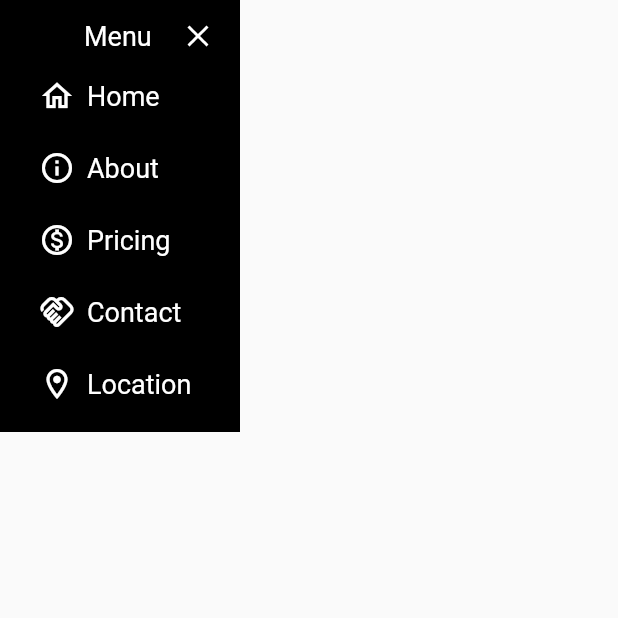
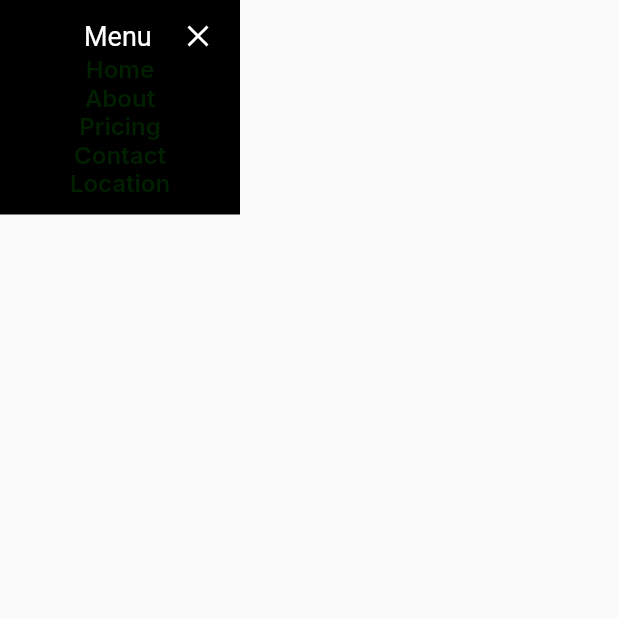
Before and after one commit to paulmrg-461/devpaul_portfolio, a Flutter app: the MainLayoutPage screen opened directly with empty values, after a tap on "Menu", after a tap on "Home", on a phone screen of 412 x 824 dp, the top half of it. Run offline on Flutter 3.47's test engine with Material 2 defaults, Android fonts, the phone set to English and light mode, and no system bars; our stand-ins replace animate_do, fluro, flutter_svg, get_it, google_fonts; missing offline and left inert: universal_html; generated files the repository leaves out were written again; statements that could not run were skipped.

Commit message:
Feat: HomePage: Initial functionalities ok!

```diff
--- /dev/null
+++ b/lib/helpers/custom_scroll_behavior.dart
@@ -0,0 +1,11 @@
+import 'package:flutter/gestures.dart';
+import 'package:flutter/material.dart';
+
+class CustomScrollBehavior extends MaterialScrollBehavior {
+  // Override behavior methods and getters like dragDevices
+  @override
+  Set<PointerDeviceKind> get dragDevices => {
+        PointerDeviceKind.touch,
+        PointerDeviceKind.mouse,
+      };
+}
--- a/lib/main.dart
+++ b/lib/main.dart
@@ -1,5 +1,6 @@
 import 'package:flutter/material.dart';
 import 'package:flutter_localizations/flutter_localizations.dart';
+import 'package:portfolio_devpaul/helpers/custom_scroll_behavior.dart';
 import 'package:portfolio_devpaul/providers/page_provider.dart';
 import 'package:portfolio_devpaul/router/router.dart';
 import 'package:portfolio_devpaul/ui/pages/home_page.dart';
@@ -27,6 +28,7 @@ class MyApp extends StatelessWidget {
         home: const HomePage(),
         initialRoute: 'home',
         onGenerateRoute: Flurorouter.router.generator,
+        scrollBehavior: CustomScrollBehavior(),
         localizationsDelegates: const [
           AppLocalizations.delegate,
           GlobalMaterialLocalizations.delegate,
--- a/lib/providers/page_provider.dart
+++ b/lib/providers/page_provider.dart
@@ -5,13 +5,7 @@ import 'package:universal_html/html.dart' as html;
 
 class PageProvider extends ChangeNotifier {
   PageController scrollController = PageController();
-  final List<String> _pages = [
-    'Home',
-    'About',
-    'Pricing',
-    'Contact',
-    'Location'
-  ];
+  final List<String> _pages = ['Home', 'About', 'Contact', 'Location'];
   int _currentIndex = 0;
 
   createScrollController(String routeName) {
--- a/lib/ui/shared/custom_app_menu.dart
+++ b/lib/ui/shared/custom_app_menu.dart
@@ -44,27 +44,27 @@ class _CustomAppMenuState extends State<CustomAppMenu>
             if (isOpen) ...[
               CustomMenuItem(
                   delay: 0,
-                  icon: Icons.home_outlined,
+                  // icon: Icons.home_outlined,
                   text: 'Home',
                   onPressed: () => pageProvider.goTo(0)),
               CustomMenuItem(
                   delay: 100,
-                  icon: Icons.info_outline,
+                  // icon: Icons.info_outline,
                   text: 'About',
                   onPressed: () => pageProvider.goTo(1)),
               CustomMenuItem(
                   delay: 200,
-                  icon: Icons.monetization_on_outlined,
+                  // icon: Icons.monetization_on_outlined,
                   text: 'Pricing',
                   onPressed: () => pageProvider.goTo(2)),
               CustomMenuItem(
                   delay: 300,
-                  icon: Icons.handshake_outlined,
+                  // icon: Icons.handshake_outlined,
                   text: 'Contact',
                   onPressed: () => pageProvider.goTo(3)),
               CustomMenuItem(
                   delay: 400,
-                  icon: Icons.location_on_outlined,
+                  // icon: Icons.location_on_outlined,
                   text: 'Location',
                   onPressed: () => pageProvider.goTo(4))
             ],
--- a/lib/ui/shared/custom_menu_item.dart
+++ b/lib/ui/shared/custom_menu_item.dart
@@ -5,14 +5,12 @@ import 'package:google_fonts/google_fonts.dart';
 class CustomMenuItem extends StatefulWidget {
   final String text;
   final Function onPressed;
-  final IconData icon;
   final int delay;
 
   const CustomMenuItem(
       {Key? key,
       required this.text,
       required this.onPressed,
-      required this.icon,
       required this.delay})
       : super(key: key);
 
@@ -25,8 +23,8 @@ class _CustomMenuItemState extends State<CustomMenuItem> {
 
   @override
   Widget build(BuildContext context) {
-    return FadeInUp(
-      duration: const Duration(milliseconds: 400),
+    return FadeInLeft(
+      duration: const Duration(milliseconds: 2000),
       delay: Duration(milliseconds: widget.delay),
       child: MouseRegion(
         onEnter: (_) => setState(() {
@@ -37,26 +35,13 @@ class _CustomMenuItemState extends State<CustomMenuItem> {
         }),
         child: InkWell(
           onTap: () => widget.onPressed(),
-          child: AnimatedContainer(
-            padding: const EdgeInsets.symmetric(vertical: 8, horizontal: 10),
-            margin: const EdgeInsets.only(top: 8),
-            duration: const Duration(milliseconds: 200),
-            color: isHover ? Colors.deepPurple : Colors.transparent,
-            child: Row(
-              children: [
-                Padding(
-                  padding: const EdgeInsets.only(right: 8),
-                  child: Icon(
-                    widget.icon,
-                    color: Colors.white,
-                  ),
-                ),
-                Text(
-                  widget.text,
-                  style: GoogleFonts.roboto(color: Colors.white, fontSize: 18),
-                ),
-              ],
-            ),
+          child: Text(
+            widget.text,
+            style: GoogleFonts.inter(
+                color:
+                    isHover ? const Color(0xffAD54C2) : const Color(0xff002000),
+                fontSize: 16,
+                fontWeight: FontWeight.w600),
           ),
         ),
       ),
```
Also changed, not shown: lib/l10n/intl_en.arb (+7 -1 lines), lib/ui/shared/animated_asset_image.dart (added, +37 -0 lines), lib/ui/views/home_view.dart (+88 -37 lines), lib/ui/views/location_view.dart (+4 -4 lines), assets/images/devpaul.jpg (added), assets/images/firebase.png (added), assets/images/flutter.png (added), assets/images/kotlin.png (added), assets/images/python.png (added), assets/images/react.png (added), assets/images/swift.png (added), assets/logos/github.svg (added), lib/generated/intl/messages_en.dart, lib/generated/l10n.dart.
